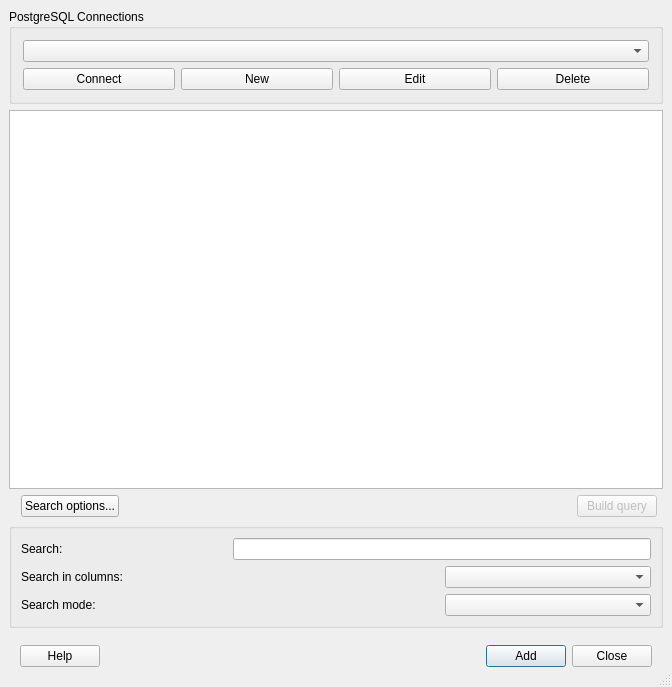
Before: the Qt Designer form qgis/src/ui/qgspgsourceselectbase.ui in sourcepole/qgis, drawn with Qt 5.
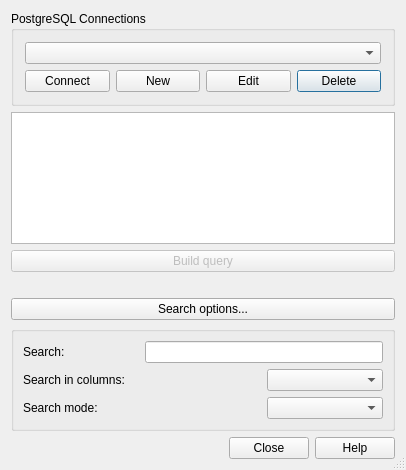
After: the same form once the commit is applied. Icons and pictures are not drawn.

Diff of the .ui file:
```diff
--- a/qgis/src/ui/qgspgsourceselectbase.ui
+++ b/qgis/src/ui/qgspgsourceselectbase.ui
@@ -6,8 +6,8 @@
    <rect>
     <x>0</x>
     <y>0</y>
-    <width>672</width>
-    <height>687</height>
+    <width>406</width>
+    <height>470</height>
    </rect>
   </property>
   <property name="windowTitle">
@@ -24,21 +24,8 @@
   <property name="modal">
    <bool>true</bool>
   </property>
-  <layout class="QGridLayout">
-   <property name="margin">
-    <number>9</number>
-   </property>
-   <property name="spacing">
-    <number>6</number>
-   </property>
-   <item row="1" column="0" colspan="6">
-    <widget class="QTreeView" name="mTablesTreeView">
-     <property name="selectionMode">
-      <enum>QAbstractItemView::ExtendedSelection</enum>
-     </property>
-    </widget>
-   </item>
-   <item row="0" column="0" colspan="6">
+  <layout class="QVBoxLayout" name="verticalLayout">
+   <item>
     <widget class="QGroupBox" name="groupBox">
      <property name="title">
       <string>PostgreSQL Connections</string>
@@ -84,27 +71,20 @@
      </layout>
     </widget>
    </item>
-   <item row="4" column="0" colspan="6">
-    <layout class="QHBoxLayout">
-     <property name="spacing">
-      <number>6</number>
+   <item>
+    <widget class="QTreeView" name="mTablesTreeView">
+     <property name="selectionMode">
+      <enum>QAbstractItemView::ExtendedSelection</enum>
      </property>
-     <property name="margin">
-      <number>11</number>
-     </property>
+    </widget>
+   </item>
      <item>
-      <widget class="QPushButton" name="btnHelp">
+    <widget class="QPushButton" name="btnBuildQuery">
        <property name="enabled">
-        <bool>true</bool>
+      <bool>false</bool>
        </property>
        <property name="text">
-        <string>Help</string>
-       </property>
-       <property name="shortcut">
-        <string>F1</string>
-       </property>
-       <property name="autoDefault">
-        <bool>true</bool>
+      <string>Build query</string>
        </property>
       </widget>
      </item>
@@ -113,49 +93,22 @@
        <property name="orientation">
         <enum>Qt::Horizontal</enum>
        </property>
-       <property name="sizeType">
-        <enum>QSizePolicy::Expanding</enum>
-       </property>
        <property name="sizeHint" stdset="0">
         <size>
-         <width>141</width>
-         <height>21</height>
+       <width>271</width>
+       <height>20</height>
         </size>
        </property>
       </spacer>
      </item>
      <item>
-      <widget class="QPushButton" name="btnAdd">
+    <widget class="QPushButton" name="mSearchOptionsButton">
        <property name="text">
-        <string>Add</string>
-       </property>
-       <property name="shortcut">
-        <string/>
-       </property>
-       <property name="autoDefault">
-        <bool>true</bool>
-       </property>
-       <property name="default">
-        <bool>true</bool>
+      <string>Search options...</string>
        </property>
       </widget>
      </item>
      <item>
-      <widget class="QPushButton" name="btnCancel">
-       <property name="text">
-        <string>Close</string>
-       </property>
-       <property name="shortcut">
-        <string/>
-       </property>
-       <property name="autoDefault">
-        <bool>true</bool>
-       </property>
-      </widget>
-     </item>
-    </layout>
-   </item>
-   <item row="3" column="0" colspan="6">
     <widget class="QGroupBox" name="mSearchGroupBox">
      <property name="title">
       <string/>
@@ -200,36 +153,13 @@
      </layout>
     </widget>
    </item>
-   <item row="2" column="4">
-    <widget class="QPushButton" name="btnBuildQuery">
-     <property name="enabled">
-      <bool>false</bool>
+   <item>
+    <widget class="QDialogButtonBox" name="buttonBox">
+     <property name="standardButtons">
+      <set>QDialogButtonBox::Close|QDialogButtonBox::Help</set>
      </property>
-     <property name="text">
-      <string>Build query</string>
-     </property>
     </widget>
    </item>
-   <item row="2" column="2">
-    <widget class="QPushButton" name="mSearchOptionsButton">
-     <property name="text">
-      <string>Search options...</string>
-     </property>
-    </widget>
-   </item>
-   <item row="2" column="3">
-    <spacer>
-     <property name="orientation">
-      <enum>Qt::Horizontal</enum>
-     </property>
-     <property name="sizeHint" stdset="0">
-      <size>
-       <width>271</width>
-       <height>20</height>
-      </size>
-     </property>
-    </spacer>
-   </item>
   </layout>
  </widget>
  <layoutdefault spacing="6" margin="11"/>
```
Left out of the diff: 29 changed lines with no effect on the pictures. Lines whose indentation alone changed are shown as unchanged.
